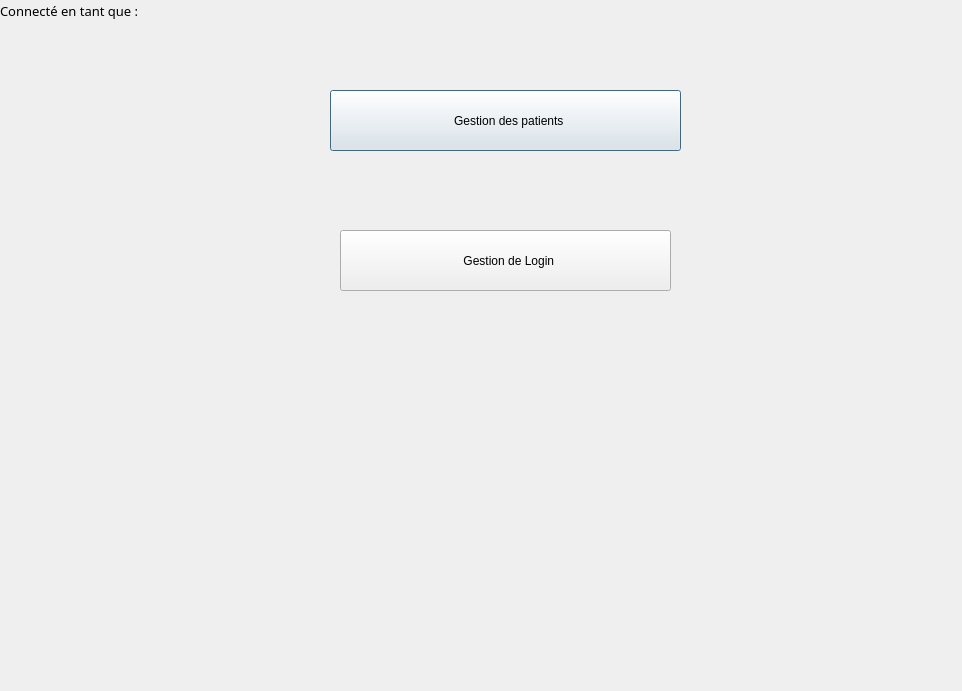
Above: Med-OM/dashboard.ui from wael-zaidi/Med-OM before the change. Below: the same form after it.
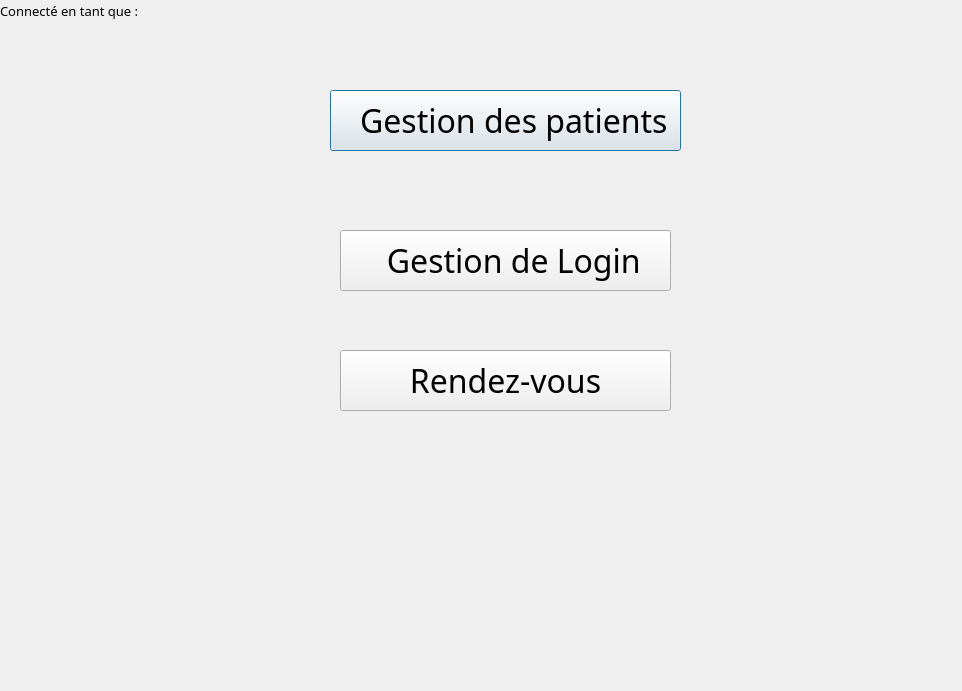
That is the form after the change. Icons and pictures are not drawn.

What changed in the file:
```diff
--- a/Med-OM/dashboard.ui
+++ b/Med-OM/dashboard.ui
@@ -57,6 +57,15 @@
      <height>61</height>
     </rect>
    </property>
+   <property name="font">
+    <font>
+     <family>Bahnschrift</family>
+     <pointsize>24</pointsize>
+     <weight>50</weight>
+     <italic>false</italic>
+     <bold>false</bold>
+    </font>
+   </property>
    <property name="styleSheet">
     <string notr="true">border-image: url(:/img/dashboard/btn_gestion_patient1.png)3 10 15 10;
 font: 24pt &quot;Bahnschrift&quot;;
@@ -91,6 +100,15 @@
      <height>61</height>
     </rect>
    </property>
+   <property name="font">
+    <font>
+     <family>Bahnschrift</family>
+     <pointsize>24</pointsize>
+     <weight>50</weight>
+     <italic>false</italic>
+     <bold>false</bold>
+    </font>
+   </property>
    <property name="styleSheet">
     <string notr="true">border-image: url(:/img/dashboard/btn_gestion_patient1.png)3 10 15 10;
 font: 24pt &quot;Bahnschrift&quot;;
@@ -138,6 +156,49 @@
     <string/>
    </property>
   </widget>
+  <widget class="QLabel" name="icon_gestion_login_2">
+   <property name="geometry">
+    <rect>
+     <x>300</x>
+     <y>340</y>
+     <width>81</width>
+     <height>81</height>
+    </rect>
+   </property>
+   <property name="styleSheet">
+    <string notr="true">border-image: url(:/img/login/img/dashboard/menu.png);</string>
+   </property>
+   <property name="text">
+    <string/>
+   </property>
+  </widget>
+  <widget class="QPushButton" name="btn_gestion_login_2">
+   <property name="geometry">
+    <rect>
+     <x>340</x>
+     <y>350</y>
+     <width>331</width>
+     <height>61</height>
+    </rect>
+   </property>
+   <property name="font">
+    <font>
+     <family>Bahnschrift</family>
+     <pointsize>24</pointsize>
+     <weight>50</weight>
+     <italic>false</italic>
+     <bold>false</bold>
+    </font>
+   </property>
+   <property name="styleSheet">
+    <string notr="true">border-image: url(:/img/dashboard/btn_gestion_patient1.png)3 10 15 10;
+font: 24pt &quot;Bahnschrift&quot;;
+</string>
+   </property>
+   <property name="text">
+    <string>Rendez-vous</string>
+   </property>
+  </widget>
   <zorder>background_image</zorder>
   <zorder>btn_gestion_patient</zorder>
   <zorder>icon_gestion_patient</zorder>
```
Left out of the diff: 2 changed lines with no effect on the pictures.
